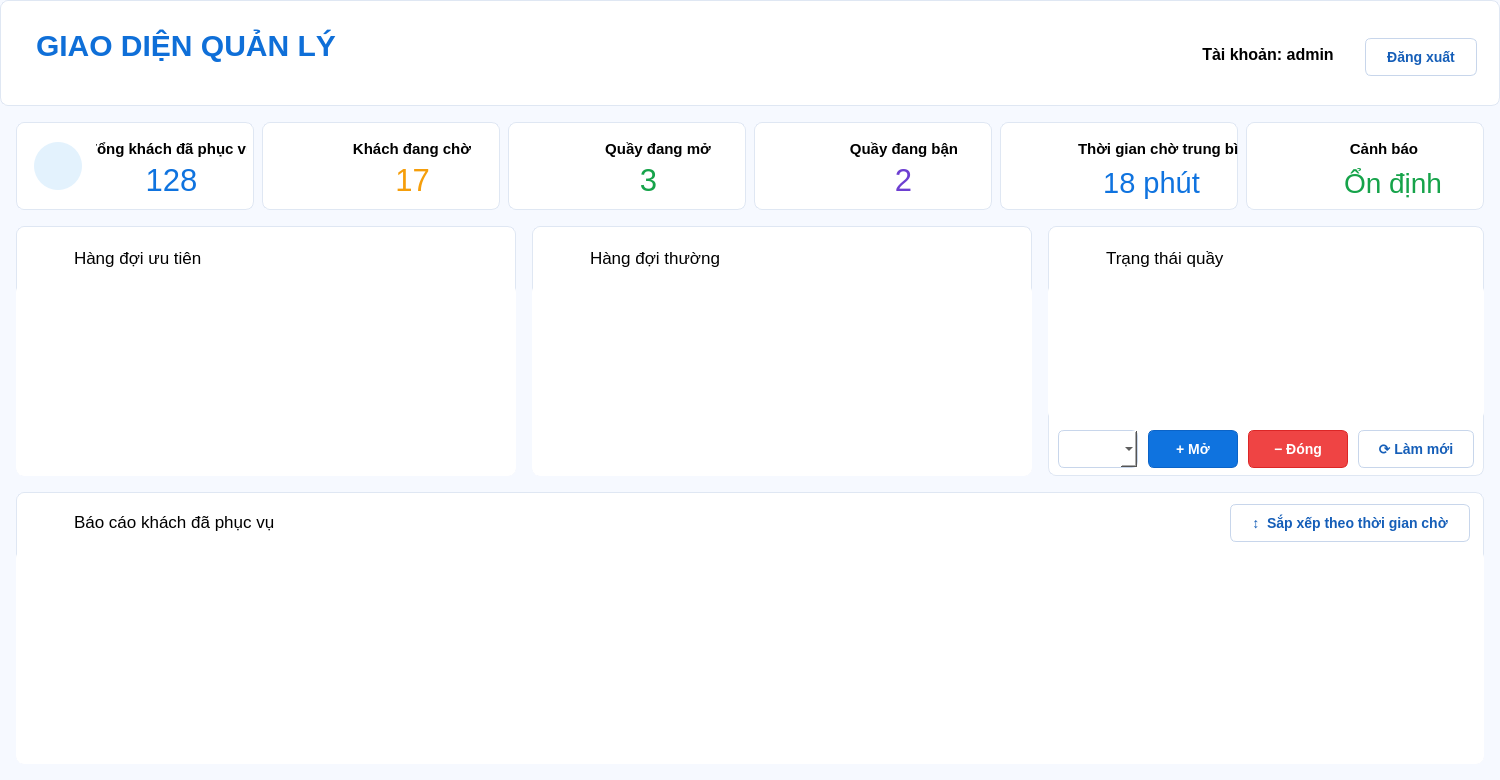
This is ui/quan_ly.ui in DangDan111/Nhom4_Hethongmophonghangdoidichvu as Qt 5 draws it before an edit. The edited form follows.
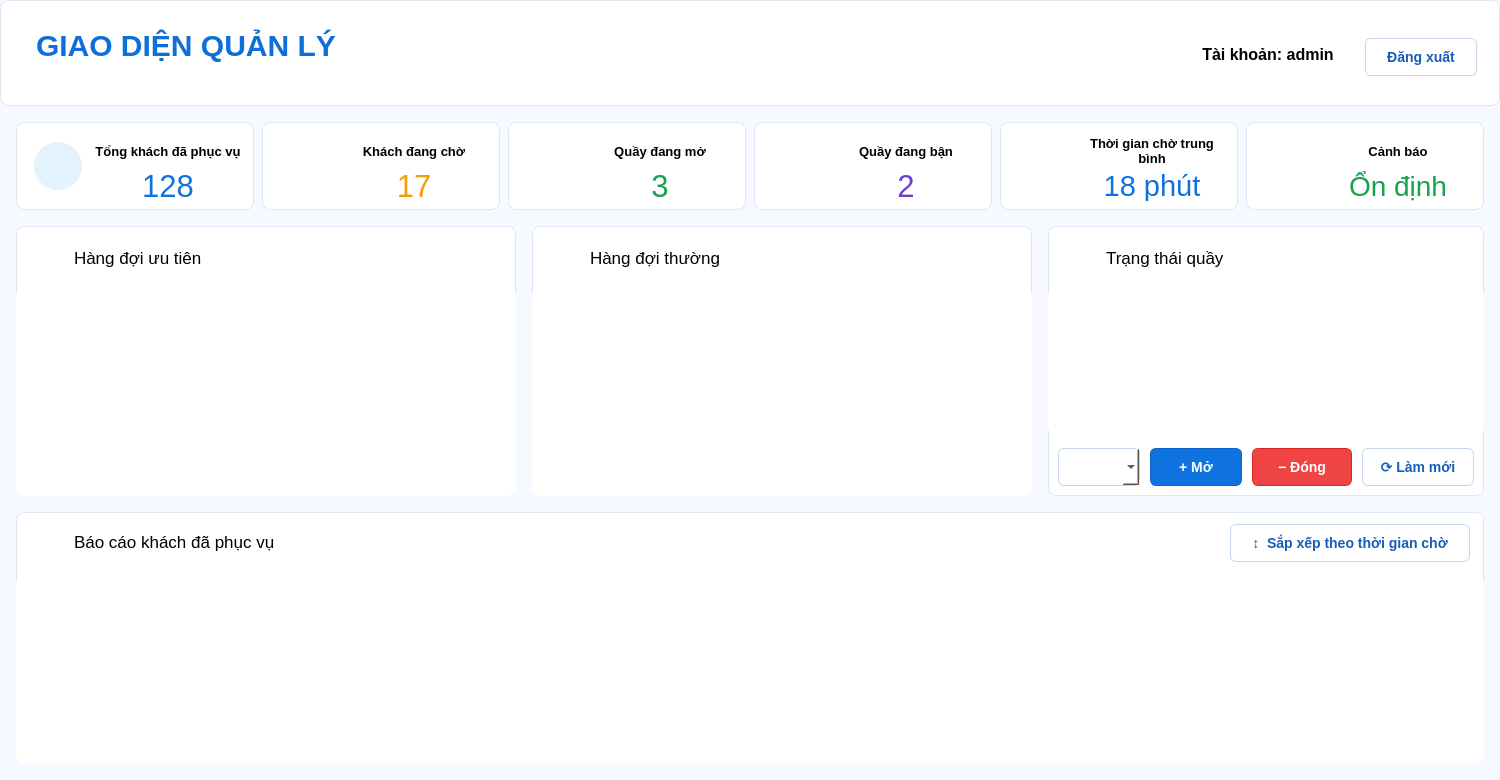
This is the edited form. Icons and pictures are not drawn.

Diff of the .ui file:
```diff
--- a/ui/quan_ly.ui
+++ b/ui/quan_ly.ui
@@ -61,7 +61,7 @@
 QLabel#cardQuayDangBanTitle,
 QLabel#cardThoiGianChoTBTitle,
 QLabel#cardCanhBaoTitle {
-    font-size: 15px;
+    font-size: 13px;
     font-weight: 800;
 }
 QLabel.metricValue {
@@ -108,6 +108,9 @@
     selection-color: #111827;
     font-size: 14px;
 }
+QTableWidget#tblQuay {
+    font-size: 13px;
+}
 QHeaderView::section {
     background: #ffffff;
     border: 0px;
@@ -292,10 +295,10 @@
    <widget class="QLabel" name="cardTongDaPhucVuTitle">
     <property name="geometry">
      <rect>
-      <x>80</x>
-      <y>15</y>
-      <width>151</width>
-      <height>24</height>
+      <x>76</x>
+      <y>10</y>
+      <width>152</width>
+      <height>38</height>
      </rect>
     </property>
     <property name="font">
@@ -311,14 +314,17 @@
     <property name="alignment">
      <set>Qt::AlignmentFlag::AlignCenter</set>
     </property>
+       <property name="wordWrap">
+     <bool>true</bool>
+    </property>
    </widget>
    <widget class="QLabel" name="lblTongDaPhucVu">
     <property name="geometry">
      <rect>
-      <x>100</x>
-      <y>40</y>
-      <width>111</width>
-      <height>36</height>
+      <x>76</x>
+      <y>49</y>
+      <width>152</width>
+      <height>30</height>
      </rect>
     </property>
     <property name="font">
@@ -407,10 +413,10 @@
    <widget class="QLabel" name="cardKhachDangChoTitle">
     <property name="geometry">
      <rect>
-      <x>80</x>
-      <y>15</y>
-      <width>140</width>
-      <height>24</height>
+      <x>76</x>
+      <y>10</y>
+      <width>152</width>
+      <height>38</height>
      </rect>
     </property>
     <property name="font">
@@ -426,14 +432,17 @@
     <property name="alignment">
      <set>Qt::AlignmentFlag::AlignCenter</set>
     </property>
+       <property name="wordWrap">
+     <bool>true</bool>
+    </property>
    </widget>
    <widget class="QLabel" name="lblKhachDangCho">
     <property name="geometry">
      <rect>
-      <x>100</x>
-      <y>40</y>
-      <width>101</width>
-      <height>36</height>
+      <x>76</x>
+      <y>49</y>
+      <width>152</width>
+      <height>30</height>
      </rect>
     </property>
     <property name="font">
@@ -516,10 +525,10 @@
    <widget class="QLabel" name="cardQuayDangMoTitle">
     <property name="geometry">
      <rect>
-      <x>80</x>
-      <y>15</y>
-      <width>140</width>
-      <height>24</height>
+      <x>76</x>
+      <y>10</y>
+      <width>152</width>
+      <height>38</height>
      </rect>
     </property>
     <property name="font">
@@ -535,14 +544,17 @@
     <property name="alignment">
      <set>Qt::AlignmentFlag::AlignCenter</set>
     </property>
+       <property name="wordWrap">
+     <bool>true</bool>
+    </property>
    </widget>
    <widget class="QLabel" name="lblQuayDangMo">
     <property name="geometry">
      <rect>
-      <x>100</x>
-      <y>40</y>
-      <width>81</width>
-      <height>36</height>
+      <x>76</x>
+      <y>49</y>
+      <width>152</width>
+      <height>30</height>
      </rect>
     </property>
     <property name="font">
@@ -628,10 +640,10 @@
    <widget class="QLabel" name="cardQuayDangBanTitle">
     <property name="geometry">
      <rect>
-      <x>80</x>
-      <y>15</y>
-      <width>140</width>
-      <height>24</height>
+      <x>76</x>
+      <y>10</y>
+      <width>152</width>
+      <height>38</height>
      </rect>
     </property>
     <property name="font">
@@ -647,14 +659,17 @@
     <property name="alignment">
      <set>Qt::AlignmentFlag::AlignCenter</set>
     </property>
+       <property name="wordWrap">
+     <bool>true</bool>
+    </property>
    </widget>
    <widget class="QLabel" name="lblQuayDangBan">
     <property name="geometry">
      <rect>
-      <x>109</x>
-      <y>40</y>
-      <width>81</width>
-      <height>36</height>
+      <x>76</x>
+      <y>49</y>
+      <width>152</width>
+      <height>30</height>
      </rect>
     </property>
     <property name="font">
@@ -740,10 +755,10 @@
    <widget class="QLabel" name="cardThoiGianChoTBTitle">
     <property name="geometry">
      <rect>
-      <x>78</x>
-      <y>15</y>
-      <width>161</width>
-      <height>24</height>
+      <x>76</x>
+      <y>10</y>
+      <width>152</width>
+      <height>38</height>
      </rect>
     </property>
     <property name="font">
@@ -756,14 +771,20 @@
     <property name="text">
      <string>Thời gian chờ trung bình</string>
     </property>
+       <property name="alignment">
+     <set>Qt::AlignmentFlag::AlignCenter</set>
+    </property>
+       <property name="wordWrap">
+     <bool>true</bool>
+    </property>
    </widget>
    <widget class="QLabel" name="lblThoiGianChoTB">
     <property name="geometry">
      <rect>
-      <x>84</x>
-      <y>43</y>
-      <width>135</width>
-      <height>36</height>
+      <x>76</x>
+      <y>49</y>
+      <width>152</width>
+      <height>30</height>
      </rect>
     </property>
     <property name="font">
@@ -849,10 +870,10 @@
    <widget class="QLabel" name="cardCanhBaoTitle">
     <property name="geometry">
      <rect>
-      <x>80</x>
-      <y>15</y>
-      <width>116</width>
-      <height>24</height>
+      <x>76</x>
+      <y>10</y>
+      <width>152</width>
+      <height>38</height>
      </rect>
     </property>
     <property name="font">
@@ -868,14 +889,17 @@
     <property name="alignment">
      <set>Qt::AlignmentFlag::AlignCenter</set>
     </property>
+       <property name="wordWrap">
+     <bool>true</bool>
+    </property>
    </widget>
    <widget class="QLabel" name="lblCanhBao">
     <property name="geometry">
      <rect>
-      <x>84</x>
-      <y>43</y>
-      <width>126</width>
-      <height>36</height>
+      <x>76</x>
+      <y>49</y>
+      <width>152</width>
+      <height>30</height>
      </rect>
     </property>
     <property name="font">
@@ -905,7 +929,7 @@
      <x>16</x>
      <y>226</y>
      <width>500</width>
-     <height>250</height>
+     <height>270</height>
     </rect>
    </property>
    <property name="frameShape">
@@ -970,9 +994,9 @@
     <property name="geometry">
      <rect>
       <x>0</x>
-      <y>58</y>
+      <y>62</y>
       <width>500</width>
-      <height>192</height>
+      <height>208</height>
      </rect>
     </property>
     <property name="focusPolicy">
@@ -995,7 +1019,7 @@
      <x>532</x>
      <y>226</y>
      <width>500</width>
-     <height>250</height>
+     <height>270</height>
     </rect>
    </property>
    <property name="frameShape">
@@ -1060,9 +1084,9 @@
     <property name="geometry">
      <rect>
       <x>0</x>
-      <y>58</y>
+      <y>62</y>
       <width>500</width>
-      <height>192</height>
+      <height>208</height>
      </rect>
     </property>
     <property name="focusPolicy">
@@ -1085,7 +1109,7 @@
      <x>1048</x>
      <y>226</y>
      <width>436</width>
-     <height>250</height>
+     <height>270</height>
     </rect>
    </property>
    <property name="frameShape">
@@ -1150,9 +1174,9 @@
     <property name="geometry">
      <rect>
       <x>0</x>
-      <y>58</y>
+      <y>62</y>
       <width>436</width>
-      <height>136</height>
+      <height>148</height>
      </rect>
     </property>
     <property name="focusPolicy">
@@ -1172,8 +1196,8 @@
     <property name="geometry">
      <rect>
       <x>10</x>
-      <y>204</y>
-      <width>80</width>
+      <y>222</y>
+      <width>82</width>
       <height>38</height>
      </rect>
     </property>
@@ -1181,9 +1205,9 @@
    <widget class="QPushButton" name="btnMoQuay">
     <property name="geometry">
      <rect>
-      <x>100</x>
-      <y>204</y>
-      <width>90</width>
+      <x>102</x>
+      <y>222</y>
+      <width>92</width>
       <height>38</height>
      </rect>
     </property>
@@ -1204,8 +1228,8 @@
    <widget class="QPushButton" name="btnDongQuay">
     <property name="geometry">
      <rect>
-      <x>200</x>
-      <y>204</y>
+      <x>204</x>
+      <y>222</y>
       <width>100</width>
       <height>38</height>
      </rect>
@@ -1227,9 +1251,9 @@
    <widget class="QPushButton" name="btnLamMoi">
     <property name="geometry">
      <rect>
-      <x>310</x>
-      <y>204</y>
-      <width>116</width>
+      <x>314</x>
+      <y>222</y>
+      <width>112</width>
       <height>38</height>
      </rect>
     </property>
@@ -1252,9 +1276,9 @@
    <property name="geometry">
     <rect>
      <x>16</x>
-     <y>492</y>
+     <y>512</y>
      <width>1468</width>
-     <height>272</height>
+     <height>252</height>
     </rect>
    </property>
    <property name="frameShape">
@@ -1342,9 +1366,9 @@
     <property name="geometry">
      <rect>
       <x>0</x>
-      <y>58</y>
+      <y>64</y>
       <width>1468</width>
-      <height>214</height>
+      <height>188</height>
      </rect>
     </property>
     <property name="focusPolicy">
```
